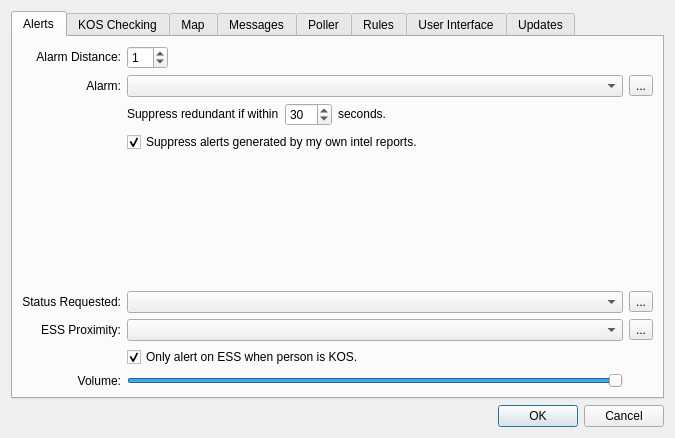
Old version of the form src/options.ui in the repository 3vi1/IMP.
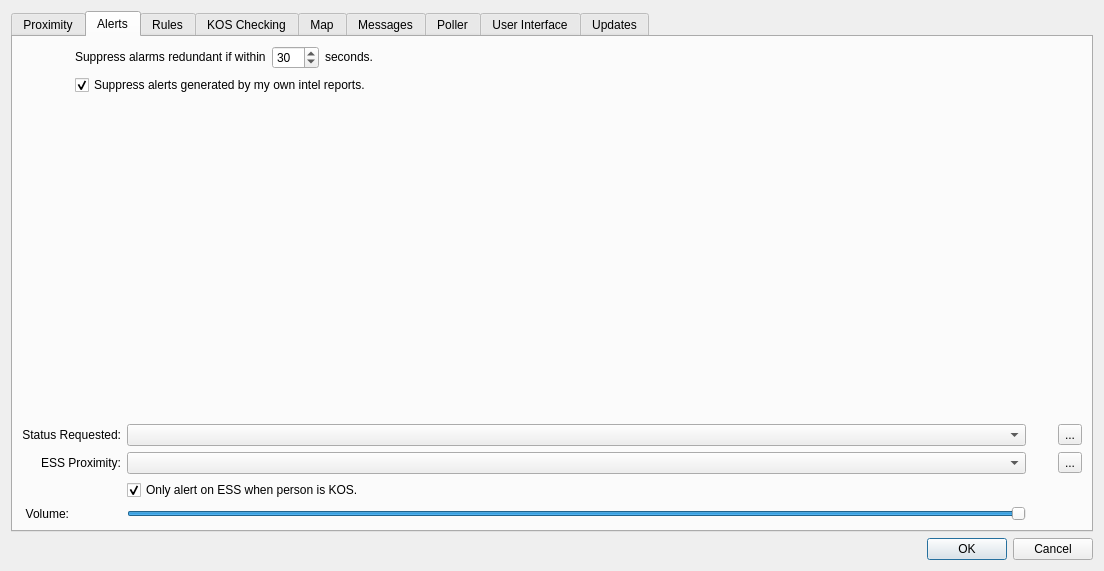
New version of the form. The open tabs and pages were chosen to show the change. Icons and pictures are not drawn.

Commit message: 0.9.3 - Multi-Alarm!

The edit to the form file:
```diff
--- a/src/options.ui
+++ b/src/options.ui
@@ -6,8 +6,8 @@
    <rect>
     <x>0</x>
     <y>0</y>
-    <width>675</width>
-    <height>438</height>
+    <width>1104</width>
+    <height>571</height>
    </rect>
   </property>
   <property name="windowTitle">
@@ -29,7 +29,7 @@
     </widget>
    </item>
    <item row="1" column="0">
-    <widget class="QTabWidget" name="tabOptions">
+    <widget class="QTabWidget" name="options">
      <property name="sizePolicy">
       <sizepolicy hsizetype="MinimumExpanding" vsizetype="Expanding">
        <horstretch>0</horstretch>
@@ -40,82 +40,50 @@
       <enum>QTabWidget::Rounded</enum>
      </property>
      <property name="currentIndex">
-      <number>7</number>
+      <number>0</number>
      </property>
+     <widget class="QWidget" name="tabProximity">
+      <attribute name="title">
+       <string>Proximity</string>
+      </attribute>
+      <layout class="QGridLayout" name="gridLayout_12">
+       <item row="0" column="0" colspan="2">
+        <widget class="QTableView" name="tableProxAlarms">
+         <property name="sizePolicy">
+          <sizepolicy hsizetype="Expanding" vsizetype="Expanding">
+           <horstretch>0</horstretch>
+           <verstretch>0</verstretch>
+          </sizepolicy>
+         </property>
+         <property name="toolTip">
+          <string>Sounds that are played when enemies are reported at varying distances.</string>
+         </property>
+        </widget>
+       </item>
+       <item row="1" column="0">
+        <widget class="QPushButton" name="btnRemoveProx">
+         <property name="text">
+          <string>Remove Selected</string>
+         </property>
+        </widget>
+       </item>
+       <item row="1" column="1">
+        <widget class="QPushButton" name="btnInsertProx">
+         <property name="text">
+          <string>Insert Alert</string>
+         </property>
+        </widget>
+       </item>
+      </layout>
+     </widget>
      <widget class="QWidget" name="alerts_tab">
       <attribute name="title">
        <string>Alerts</string>
       </attribute>
       <layout class="QGridLayout" name="gridLayout_4">
-       <item row="0" column="0">
-        <widget class="QLabel" name="label">
-         <property name="sizePolicy">
-          <sizepolicy hsizetype="Preferred" vsizetype="Fixed">
-           <horstretch>0</horstretch>
-           <verstretch>0</verstretch>
-          </sizepolicy>
-         </property>
-         <property name="text">
-          <string>Alarm Distance:</string>
-         </property>
-         <property name="alignment">
-          <set>Qt::AlignRight|Qt::AlignTrailing|Qt::AlignVCenter</set>
-         </property>
-        </widget>
-       </item>
-       <item row="0" column="1">
-        <widget class="QSpinBox" name="distanceSpinBox">
-         <property name="sizePolicy">
-          <sizepolicy hsizetype="Fixed" vsizetype="Fixed">
-           <horstretch>0</horstretch>
-           <verstretch>0</verstretch>
-          </sizepolicy>
-         </property>
-         <property name="value">
-          <number>1</number>
-         </property>
-        </widget>
-       </item>
-       <item row="1" column="0">
-        <widget class="QLabel" name="label_2">
-         <property name="sizePolicy">
-          <sizepolicy hsizetype="Preferred" vsizetype="Preferred">
-           <horstretch>0</horstretch>
-           <verstretch>0</verstretch>
-          </sizepolicy>
-         </property>
-         <property name="text">
-          <string>Alarm:</string>
-         </property>
-         <property name="alignment">
-          <set>Qt::AlignRight|Qt::AlignTrailing|Qt::AlignVCenter</set>
-         </property>
-        </widget>
-       </item>
-       <item row="1" column="1">
-        <widget class="QComboBox" name="alarmCombo">
-         <property name="sizePolicy">
-          <sizepolicy hsizetype="Preferred" vsizetype="Fixed">
-           <horstretch>1</horstretch>
-           <verstretch>0</verstretch>
-          </sizepolicy>
-         </property>
-        </widget>
-       </item>
-       <item row="1" column="2">
-        <widget class="QToolButton" name="alarmTestButton">
-         <property name="text">
-          <string>...</string>
-         </property>
-         <property name="icon">
-          <iconset resource="resources.qrc">
-           <normaloff>:/graphics/volume-icon.png</normaloff>:/graphics/volume-icon.png</iconset>
-         </property>
-        </widget>
-       </item>
-       <item row="2" column="1">
-        <layout class="QGridLayout" name="gridLayout_7">
-         <item row="0" column="0">
+       <item row="0" column="1" colspan="3">
+        <layout class="QHBoxLayout" name="horizontalLayout_3">
+         <item>
           <widget class="QLabel" name="label_26">
            <property name="sizePolicy">
             <sizepolicy hsizetype="Preferred" vsizetype="Fixed">
@@ -124,11 +92,11 @@
             </sizepolicy>
            </property>
            <property name="text">
-            <string>Suppress redundant if within</string>
+            <string>Suppress alarms redundant if within</string>
            </property>
           </widget>
          </item>
-         <item row="0" column="1">
+         <item>
           <widget class="QSpinBox" name="redundantSpinBox">
            <property name="sizePolicy">
             <sizepolicy hsizetype="Fixed" vsizetype="Fixed">
@@ -144,10 +112,10 @@
            </property>
           </widget>
          </item>
-         <item row="0" column="2">
+         <item>
           <widget class="QLabel" name="label_27">
            <property name="sizePolicy">
-            <sizepolicy hsizetype="Preferred" vsizetype="Fixed">
+            <sizepolicy hsizetype="Expanding" vsizetype="Fixed">
              <horstretch>2</horstretch>
              <verstretch>0</verstretch>
             </sizepolicy>
@@ -159,10 +127,10 @@
          </item>
         </layout>
        </item>
-       <item row="3" column="1">
+       <item row="1" column="1" colspan="3">
         <widget class="QCheckBox" name="selfSuppressCheck">
          <property name="sizePolicy">
-          <sizepolicy hsizetype="Fixed" vsizetype="Preferred">
+          <sizepolicy hsizetype="Expanding" vsizetype="Preferred">
            <horstretch>0</horstretch>
            <verstretch>0</verstretch>
           </sizepolicy>
@@ -175,7 +143,7 @@
          </property>
         </widget>
        </item>
-       <item row="4" column="1">
+       <item row="2" column="3">
         <spacer name="verticalSpacer_2">
          <property name="orientation">
           <enum>Qt::Vertical</enum>
@@ -188,7 +156,7 @@
          </property>
         </spacer>
        </item>
-       <item row="5" column="0">
+       <item row="3" column="0" colspan="2">
         <widget class="QLabel" name="label_3">
          <property name="sizePolicy">
           <sizepolicy hsizetype="Preferred" vsizetype="Preferred">
@@ -204,7 +172,7 @@
          </property>
         </widget>
        </item>
-       <item row="5" column="1">
+       <item row="3" column="2">
         <widget class="QComboBox" name="statusCombo">
          <property name="sizePolicy">
           <sizepolicy hsizetype="Preferred" vsizetype="Fixed">
@@ -214,7 +182,7 @@
          </property>
         </widget>
        </item>
-       <item row="5" column="2">
+       <item row="3" column="4">
         <widget class="QToolButton" name="statusTestButton">
          <property name="text">
           <string>...</string>
@@ -225,7 +193,7 @@
          </property>
         </widget>
        </item>
-       <item row="6" column="0">
+       <item row="4" column="0" colspan="2">
         <widget class="QLabel" name="label_14">
          <property name="sizePolicy">
           <sizepolicy hsizetype="Preferred" vsizetype="Preferred">
@@ -241,7 +209,7 @@
          </property>
         </widget>
        </item>
-       <item row="6" column="1">
+       <item row="4" column="2">
         <widget class="QComboBox" name="essCombo">
          <property name="sizePolicy">
           <sizepolicy hsizetype="Preferred" vsizetype="Fixed">
@@ -251,7 +219,7 @@
          </property>
         </widget>
        </item>
-       <item row="6" column="2">
+       <item row="4" column="4">
         <widget class="QToolButton" name="essTestButton">
          <property name="text">
           <string>...</string>
@@ -262,7 +230,7 @@
          </property>
         </widget>
        </item>
-       <item row="7" column="1">
+       <item row="5" column="2" colspan="2">
         <widget class="QCheckBox" name="essBox">
          <property name="text">
           <string>Only alert on ESS when person is KOS.</string>
@@ -272,7 +240,7 @@
          </property>
         </widget>
        </item>
-       <item row="8" column="0">
+       <item row="6" column="0">
         <widget class="QLabel" name="label_4">
          <property name="text">
           <string>Volume:</string>
@@ -282,7 +250,7 @@
          </property>
         </widget>
        </item>
-       <item row="8" column="1">
+       <item row="6" column="2">
         <widget class="QSlider" name="volume">
          <property name="maximum">
           <number>100</number>
@@ -297,6 +265,40 @@
        </item>
       </layout>
      </widget>
+     <widget class="QWidget" name="rules_tab">
+      <attribute name="title">
+       <string>Rules</string>
+      </attribute>
+      <layout class="QGridLayout" name="gridLayout_2">
+       <item row="0" column="0" colspan="2">
+        <widget class="QTableView" name="tableView">
+         <property name="sizePolicy">
+          <sizepolicy hsizetype="Expanding" vsizetype="Expanding">
+           <horstretch>0</horstretch>
+           <verstretch>0</verstretch>
+          </sizepolicy>
+         </property>
+         <property name="toolTip">
+          <string>Rules to take action when expressions are seen in channels.</string>
+         </property>
+        </widget>
+       </item>
+       <item row="1" column="0">
+        <widget class="QPushButton" name="ruleRemoveButton">
+         <property name="text">
+          <string>Remove Rule</string>
+         </property>
+        </widget>
+       </item>
+       <item row="1" column="1">
+        <widget class="QPushButton" name="ruleInsertButton">
+         <property name="text">
+          <string>Insert Rule</string>
+         </property>
+        </widget>
+       </item>
+      </layout>
+     </widget>
      <widget class="QWidget" name="tab">
       <attribute name="title">
        <string>KOS Checking</string>
@@ -538,7 +540,7 @@
           <number>10000</number>
          </property>
          <property name="value">
-          <number>3000</number>
+          <number>1000</number>
          </property>
         </widget>
        </item>
@@ -1173,37 +1175,6 @@
        </item>
       </layout>
      </widget>
-     <widget class="QWidget" name="rules_tab">
-      <attribute name="title">
-       <string>Rules</string>
-      </attribute>
-      <layout class="QGridLayout" name="gridLayout_2">
-       <item row="0" column="0" colspan="2">
-        <widget class="QTableView" name="tableView">
-         <property name="sizePolicy">
-          <sizepolicy hsizetype="Expanding" vsizetype="Expanding">
-           <horstretch>0</horstretch>
-           <verstretch>0</verstretch>
-          </sizepolicy>
-         </property>
-        </widget>
-       </item>
-       <item row="1" column="0">
-        <widget class="QPushButton" name="ruleRemoveButton">
-         <property name="text">
-          <string>Remove Rule</string>
-         </property>
-        </widget>
-       </item>
-       <item row="1" column="1">
-        <widget class="QPushButton" name="ruleInsertButton">
-         <property name="text">
-          <string>Insert Rule</string>
-         </property>
-        </widget>
-       </item>
-      </layout>
-     </widget>
      <widget class="QWidget" name="tab_2">
       <attribute name="title">
        <string>User Interface</string>
```
Left out of the diff: 2 changed lines with no effect on the pictures. The commit also changes 31 other files.
